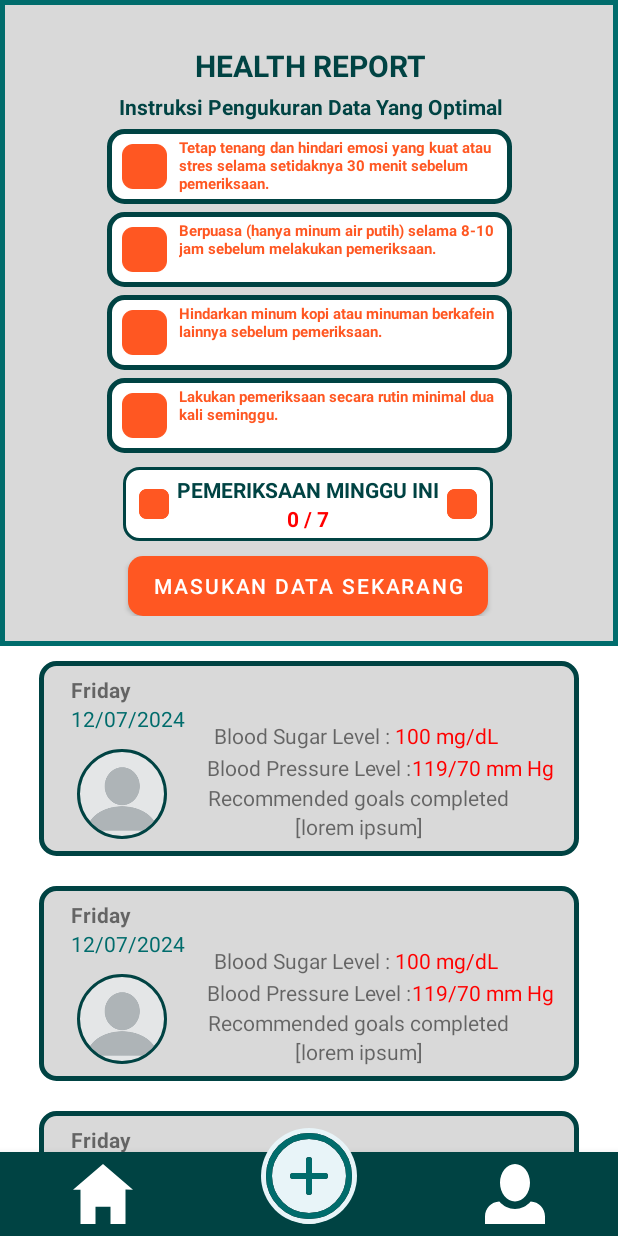
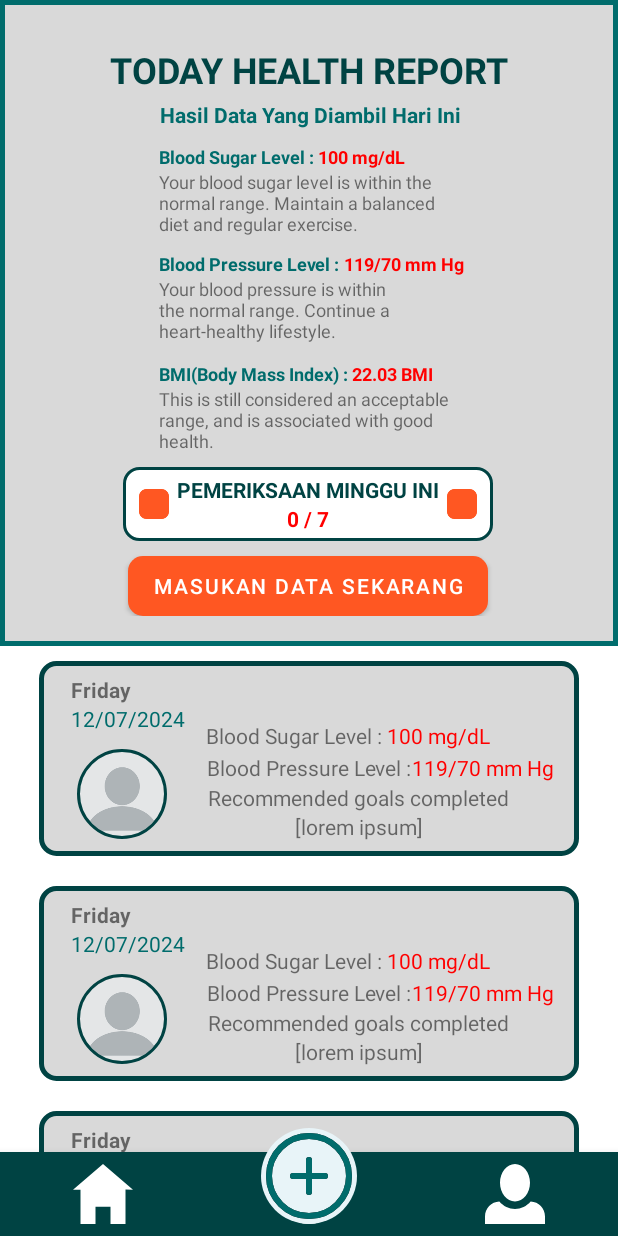
Before and after one commit to Diassdp/Health_Journal, an Android app: the layout activity_main.xml on its own in the app's theme, with its tools: preview values and no code run, on a phone screen of 412 x 824 dp. Run offline under Robolectric (Android 15) with nearby library versions, the phone set to English and light mode, and no system bars.

Commit message:
Second Commit: Version 1.5 [Partialy Optimized Version] [UI Fixes And Improvment] Todo: Optimized the Code Add String Theolgy

```diff
--- a/app/src/main/java/com/healthjournal/ui/recommendation/RecomendationAdapter.kt
+++ b/app/src/main/java/com/healthjournal/ui/recommendation/RecomendationAdapter.kt
@@ -14,7 +14,7 @@ class RecommendationAdapter(
 ) : RecyclerView.Adapter<RecommendationAdapter.RecommendationViewHolder>() {
 
     inner class RecommendationViewHolder(view: View) : RecyclerView.ViewHolder(view) {
-        val tvGoalName: TextView = view.findViewById(R.id.tv_goal_name)
+        val tvGoal: TextView = view.findViewById(R.id.tv_goal)
         val checkBox: CheckBox = view.findViewById(R.id.toggle)
     }
 
@@ -26,7 +26,7 @@ class RecommendationAdapter(
 
     override fun onBindViewHolder(holder: RecommendationViewHolder, position: Int) {
         val (task, isCompleted) = recommendationList[position]
-        holder.tvGoalName.text = task
+        holder.tvGoal.text = task
         holder.checkBox.isChecked = isCompleted
         holder.checkBox.setOnCheckedChangeListener { _, isChecked ->
             onCheckedChange(position, isChecked)
--- a/app/src/main/java/com/healthjournal/ui/recommendation/RecommendationActivity.kt
+++ b/app/src/main/java/com/healthjournal/ui/recommendation/RecommendationActivity.kt
@@ -39,11 +39,13 @@ class RecommendationActivity : AppCompatActivity() {
                 if (task.isSuccessful) {
                     task.result.children.forEach {
                         if (it.child("date").value.toString() == today) {
+                            val bmiValue = it.child("BMI").value.toString().toDoubleOrNull() ?: 0.0
+
                             binding.tvBloodsugarLevel2.text = "${it.child("bloodSugar").value} mg/dL"
                             binding.tvBloodsugarDesc.text = it.child("recommendation").child("bloodSugarAnalysis").value.toString()
                             binding.tvBloodpressureLevel2.text = "${it.child("bloodPressureDIA").value}/${it.child("bloodPressureSYS").value} mm Hg"
                             binding.tvBloodpressureDesc.text = it.child("recommendation").child("bloodPressureAnalysis").value.toString()
-                            binding.tvBMILevel2.text = "${it.child("BMI").value} BMI"
+                            binding.tvBMILevel2.text = "${bmiValue} BMI"
                             binding.tvBMIDesc.text = it.child("recommendation").child("BMIAnalysis").value.toString()
 
                             val tasks = it.child("recommendation").child("tasks").value
--- a/app/src/main/res/layout/activity_main.xml
+++ b/app/src/main/res/layout/activity_main.xml
@@ -22,6 +22,7 @@
             android:layout_width="wrap_content"
             android:layout_height="wrap_content"
             android:visibility="visible"
+            tools:visibility="invisible"
             app:layout_constraintEnd_toEndOf="parent"
             app:layout_constraintStart_toStartOf="parent"
             app:layout_constraintTop_toTopOf="parent">
@@ -198,6 +199,7 @@ z
             android:layout_width="wrap_content"
             android:layout_height="wrap_content"
             android:visibility="invisible"
+            tools:visibility="visible"
             app:layout_constraintEnd_toEndOf="parent"
             app:layout_constraintStart_toStartOf="parent"
             app:layout_constraintTop_toTopOf="parent">
@@ -210,7 +212,7 @@ z
             android:text="TODAY HEALTH REPORT"
             android:textAlignment="center"
             android:textColor="@color/Primary_Dark"
-            android:textSize="20sp"
+            android:textSize="24sp"
             android:textStyle="bold"
             app:layout_constraintEnd_toEndOf="parent"
             app:layout_constraintStart_toStartOf="parent"
@@ -225,6 +227,7 @@ z
             android:textAlignment="center"
             android:textColor="@color/Primary_Light"
             android:textSize="14sp"
+            android:textStyle="bold"
             app:layout_constraintEnd_toEndOf="parent"
             app:layout_constraintStart_toStartOf="parent"
             app:layout_constraintTop_toBottomOf="@id/tv_title_2" />
@@ -256,10 +259,10 @@ z
 
             <TextView
                 android:id="@+id/tv_bloodsugar_desc"
-                android:layout_width="190dp"
+                android:layout_width="200dp"
                 android:layout_height="wrap_content"
                 android:text="Your blood sugar level is within the normal range. Maintain a balanced diet and regular exercise."
-                android:textSize="8sp"
+                android:textSize="12sp"
                 app:layout_constraintEnd_toEndOf="@+id/tv_bloodsugar_level"
                 app:layout_constraintHorizontal_bias="0.0"
                 app:layout_constraintStart_toStartOf="@+id/tv_sub_title_BSL"
@@ -291,10 +294,10 @@ z
 
             <TextView
                 android:id="@+id/tv_bloodpressure_desc"
-                android:layout_width="190dp"
+                android:layout_width="200dp"
                 android:layout_height="wrap_content"
                 android:text="Your blood pressure is within the normal range. Continue a heart-healthy lifestyle."
-                android:textSize="8sp"
+                android:textSize="12sp"
                 app:layout_constraintEnd_toEndOf="parent"
                 app:layout_constraintHorizontal_bias="0.0"
                 app:layout_constraintStart_toStartOf="@+id/tv_sub_title_BPL"
@@ -330,10 +333,10 @@ z
 
             <TextView
                 android:id="@+id/tv_bmi_desc"
-                android:layout_width="190dp"
+                android:layout_width="200dp"
                 android:layout_height="wrap_content"
                 android:text="This is still considered an acceptable range, and is associated with good health."
-                android:textSize="8sp"
+                android:textSize="12sp"
                 app:layout_constraintEnd_toEndOf="parent"
                 app:layout_constraintHorizontal_bias="0.0"
                 app:layout_constraintStart_toStartOf="@+id/tv_sub_title_BMI"
--- a/app/src/main/res/layout/activity_register.xml
+++ b/app/src/main/res/layout/activity_register.xml
@@ -170,7 +170,7 @@
             android:layout_height="39dp"
             android:layout_marginTop="40dp"
             android:background="@drawable/bg_button"
-            android:text="REGISTER"
+            android:text="Register"
             android:textAllCaps="false"
             android:textColor="@color/white"
             android:textSize="14sp"
--- a/app/src/main/res/layout/item_goals_recommendation.xml
+++ b/app/src/main/res/layout/item_goals_recommendation.xml
@@ -2,7 +2,7 @@
 <androidx.constraintlayout.widget.ConstraintLayout xmlns:android="http://schemas.android.com/apk/res/android"
     xmlns:app="http://schemas.android.com/apk/res-auto"
     android:layout_width="320dp"
-    android:layout_height="70dp"
+    android:layout_height="80dp"
     android:layout_margin="10dp"
     android:background="@drawable/bg_profile">
 
@@ -20,9 +20,9 @@
 
     <TextView
         android:id="@+id/tv_goal"
-        android:layout_width="wrap_content"
+        android:layout_width="240dp"
         android:layout_height="wrap_content"
-        android:singleLine="true"
+        android:maxLines="2"
         android:layout_marginLeft="8dp"
         android:text="Exercise for 40 Minutes "
         android:textSize="16sp"
--- a/app/src/main/res/layout/item_health_history.xml
+++ b/app/src/main/res/layout/item_health_history.xml
@@ -58,7 +58,7 @@
         android:text="Blood Sugar Level : "
         app:layout_constraintBottom_toBottomOf="parent"
         app:layout_constraintEnd_toEndOf="parent"
-        app:layout_constraintHorizontal_bias="0.21"
+        app:layout_constraintHorizontal_bias="0.176"
         app:layout_constraintStart_toEndOf="@+id/iv_user"
         app:layout_constraintTop_toTopOf="parent"
         app:layout_constraintVertical_bias="0.346" />
```
Also changed, not shown: app/src/main/java/com/healthjournal/ui/dashboard/MainActivity.kt (+20 -38 lines), app/src/main/java/com/healthjournal/ui/dashboard/MainAdapter.kt (+13 -8 lines), app/src/main/java/com/healthjournal/ui/journal/detail/DetailJournalActivity.kt (+8 -6 lines), app/src/main/res/layout/activity_recommendation.xml (+7 -8 lines).
